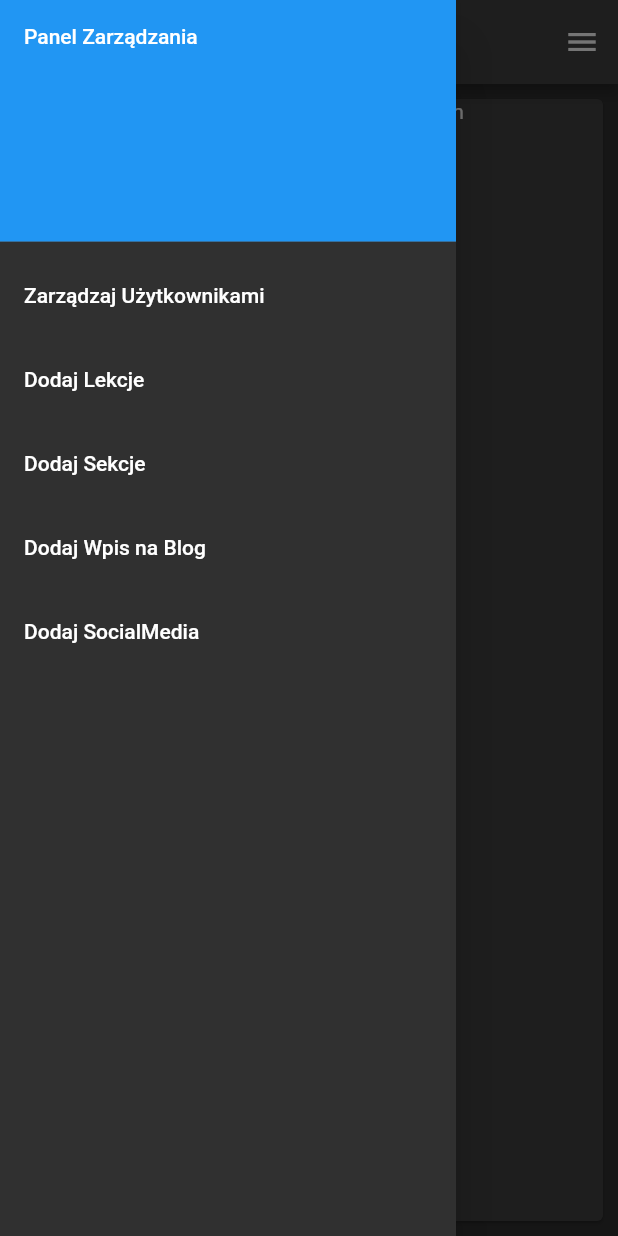
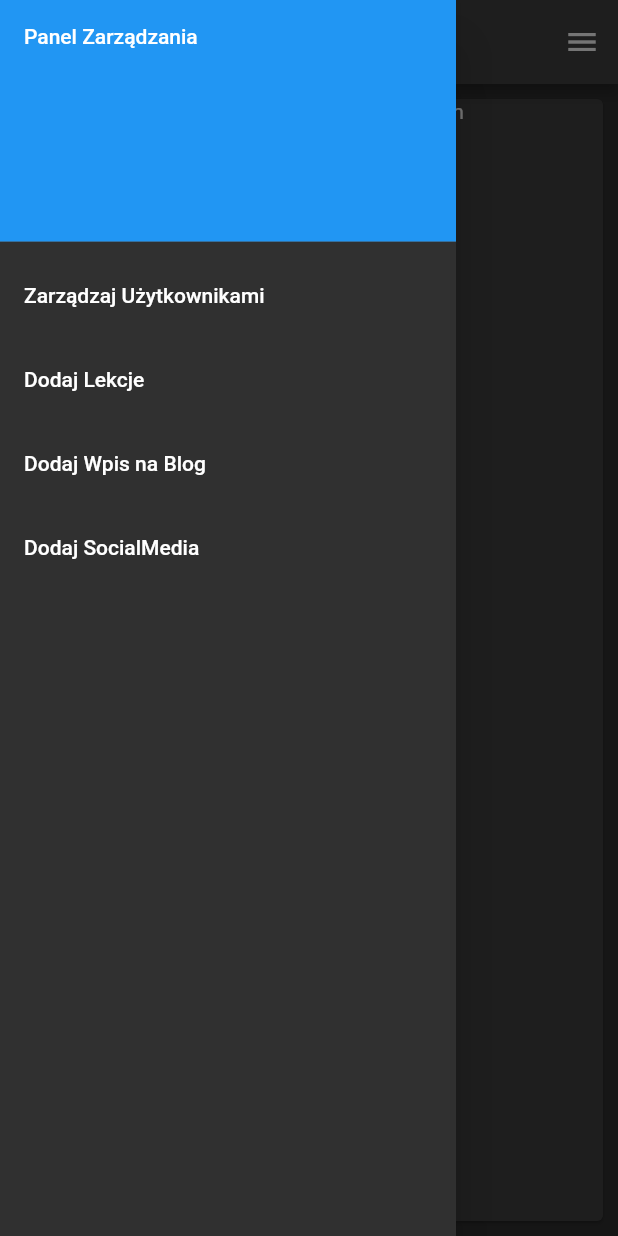
Before and after one commit to Ancyrafi/kursdemon, a Flutter app: the UserConsole screen opened directly, with the side drawer open, on a phone screen of 412 x 824 dp. Run offline on Flutter 3.47's test engine with Material 2 defaults, Android fonts, the phone set to English and light mode, and no system bars; our stand-ins replace cloud_firestore, firebase_auth, firebase_core, flutter_bloc, pod_player; accounts and stored records are empty.

Commit message:
change textcolor in expansion title

```diff
--- a/lib/features/user_console_navigator/panel_of_lesson/lesson_panel.dart
+++ b/lib/features/user_console_navigator/panel_of_lesson/lesson_panel.dart
@@ -50,6 +50,7 @@ class _LessonPanelState extends State<LessonPanel> {
                         children: [
                           for (final onLesson in oneLesson)
                             ExpansionTile(
+                              textColor: Colors.black,
                               childrenPadding: EdgeInsets.zero,
                               expandedAlignment: Alignment.center,
                               expandedCrossAxisAlignment:
--- a/lib/features/userconsole/user_console.dart
+++ b/lib/features/userconsole/user_console.dart
@@ -1,6 +1,5 @@
 import 'package:flutter/material.dart';
 
-import '../../widgets/build_text_field.dart';
 import '../user_console_navigator/panel_of_lesson/lesson_panel.dart';
 import '../user_console_navigator/panel_of_users/user_panel.dart';
 
@@ -59,7 +58,7 @@ class _UserConsoleState extends State<UserConsole> {
               },
             ),
             ListTile(
-              title: const Text('Dodaj Sekcje'),
+              title: const Text('Dodaj Wpis na Blog'),
               onTap: () {
                 setState(() {
                   index = 3;
@@ -68,19 +67,10 @@ class _UserConsoleState extends State<UserConsole> {
               },
             ),
             ListTile(
-              title: const Text('Dodaj Wpis na Blog'),
+              title: const Text('Dodaj SocialMedia'),
               onTap: () {
                 setState(() {
                   index = 4;
-                });
-                Navigator.of(context).pop();
-              },
-            ),
-            ListTile(
-              title: const Text('Dodaj SocialMedia'),
-              onTap: () {
-                setState(() {
-                  index = 5;
                 });
                 Navigator.of(context).pop();
               },
@@ -108,35 +98,13 @@ class _UserConsoleState extends State<UserConsole> {
       case 2:
         // Zarządzanie Lekcjami
         return const LessonPanel();
+
       case 3:
-        // Zarządzanie Sekcjami danych Lekcji
-        return Column(children: [
-          const Text('Dodawanie Sekcji'),
-          const SizedBox(
-            height: 10,
-          ),
-          BuildTextField(
-              hideText: false,
-              hintText: 'Podaj tytuł sekcji dla twojej lekcji',
-              controller: sectionTitle),
-          const SizedBox(
-            height: 10,
-          ),
-          BuildTextField(
-              hideText: false,
-              hintText: 'Wklej link do twojego filmu',
-              controller: videoLink),
-          const SizedBox(
-            height: 10,
-          ),
-          ElevatedButton(onPressed: () {}, child: const Text('Dodaj Sekcję'))
-        ]);
-      case 4:
         // Blog
         return const Column(children: [
           Text('Wpis na Blog'),
         ]);
-      case 5:
+      case 4:
         // Social Media
         return const Column(children: [
           Text('Dodawanie SocialMedia'),
```
Also changed, not shown: lib/features/user_console_navigator/panel_of_users/user_panel.dart (+16 -0 lines).
